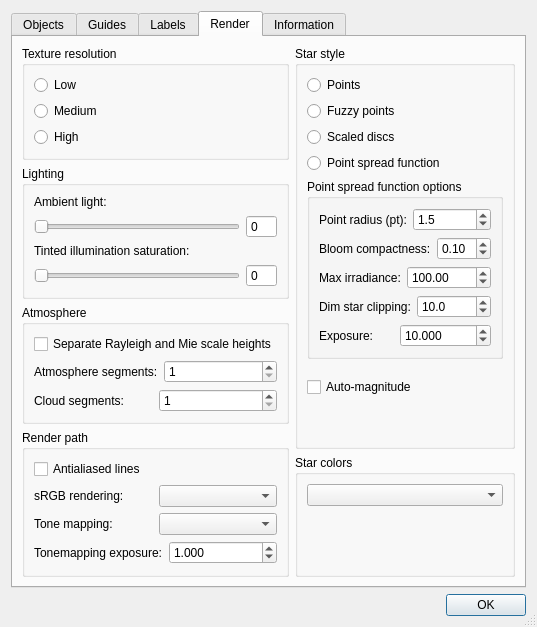
Qt form src/celestia/qt/preferences.ui (CelestiaProject/Celestia) before a commit.
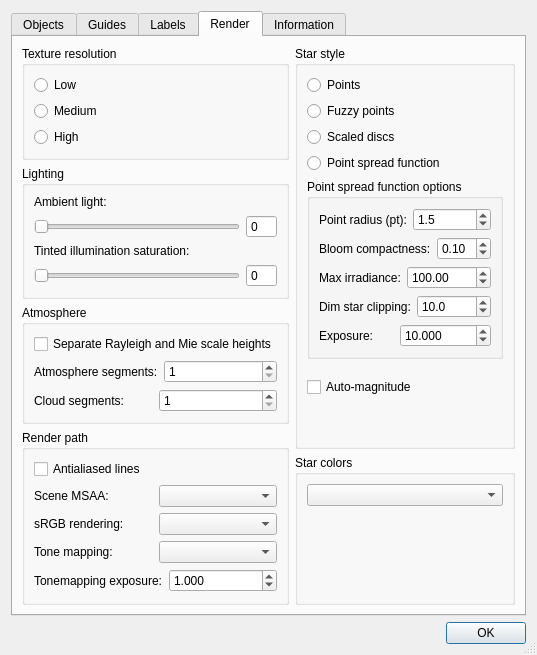
The same form after that commit. The open tabs and pages were chosen to show the change.

Commit message: Add runtime scene MSAA controls and separate presentation sampling (#2771)

Diff of the .ui file:
```diff
--- a/src/celestia/qt/preferences.ui
+++ b/src/celestia/qt/preferences.ui
@@ -1065,6 +1065,24 @@
               </property>
              </widget>
             </item>
+            <item>
+             <layout class="QHBoxLayout" name="horizontalLayout_sceneMSAA">
+              <item>
+               <widget class="QLabel" name="sceneMSAALabel">
+                <property name="text">
+                 <string>Scene MSAA:</string>
+                </property>
+               </widget>
+              </item>
+              <item>
+               <widget class="QComboBox" name="sceneMSAACombo">
+                <property name="toolTip">
+                 <string>Smooth edges in the 3D scene. Higher settings use more GPU time and memory.</string>
+                </property>
+               </widget>
+              </item>
+             </layout>
+            </item>
             <item>
              <layout class="QHBoxLayout">
               <item>
```
The commit also changes 20 other files.
